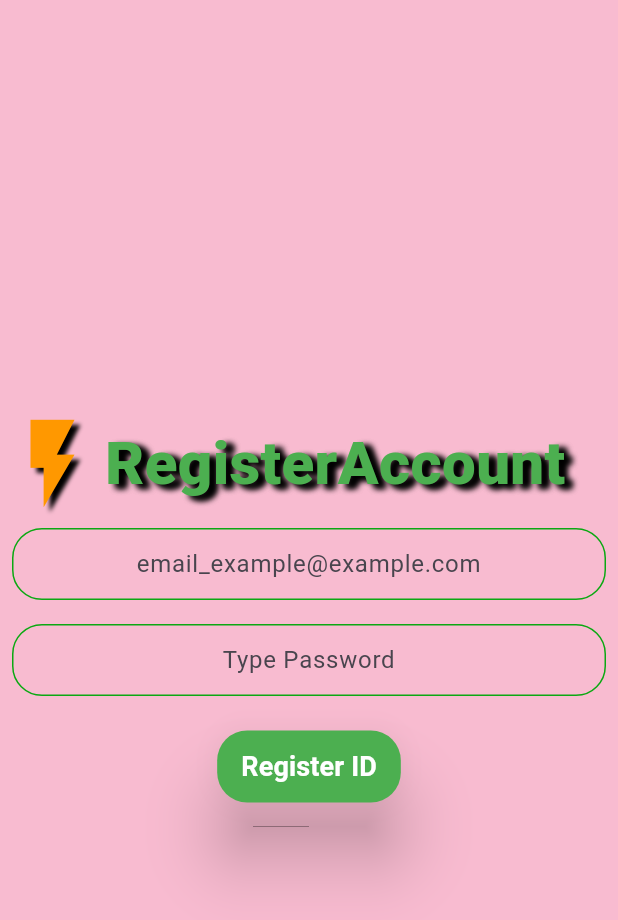
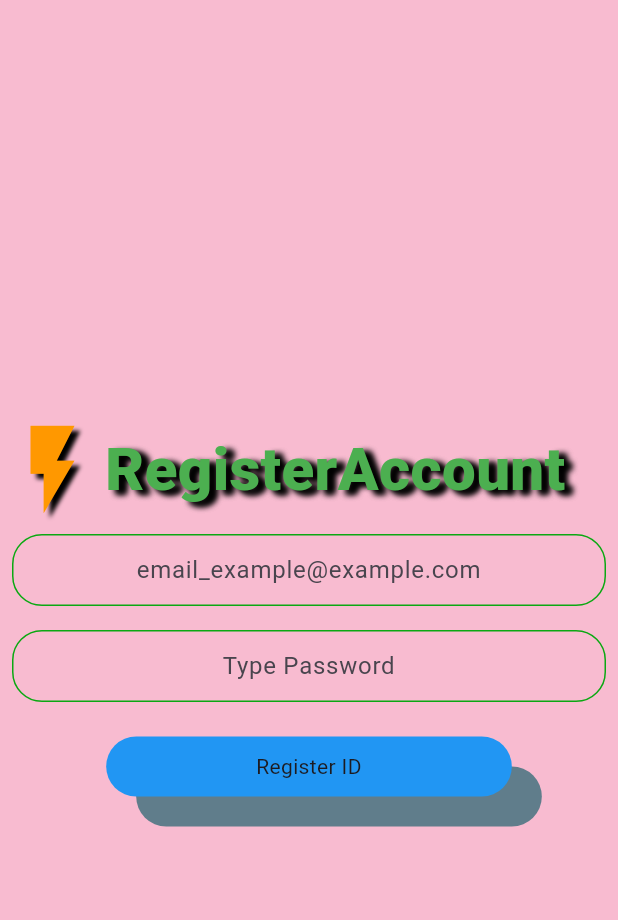
Before and after one commit to GaneshTamang/flast_chat_firebase_example, a Flutter app: the RegistrationScreen screen opened by its route, on a phone screen of 412 x 824 dp. Shown: the top 920 px of the screen. Run offline on Flutter 3.47's test engine with Material 3 defaults, Android fonts, the phone set to English and light mode, and no system bars; our stand-ins replace cloud_firestore, firebase_auth, firebase_core; accounts and stored records are empty; network calls fail.

Commit message:
changed to inkwell for multiple navigation solution

```diff
--- a/lib/custom_widgets/custom_material_button.dart
+++ b/lib/custom_widgets/custom_material_button.dart
@@ -13,24 +13,27 @@ class KCustomMaterialButton extends StatelessWidget {
   @override
   Widget build(BuildContext context) {
     return Padding(
-      padding: const EdgeInsets.all(15.0),
-      child: Material(
-        color: buttonColor,
-        elevation: 20,
-        borderRadius: BorderRadius.circular(20),
-        shadowColor: Colors.black,
-        child: MaterialButton(
-          onPressed: onTapCallBack,
-          child: Text(
-            buttonName,
-            style: const TextStyle(
-              color: Colors.white,
-              fontWeight: FontWeight.bold,
-              fontSize: 18,
+        padding: const EdgeInsets.all(15.0),
+        child: InkWell(
+          onTap: onTapCallBack,
+          onDoubleTap: () {},
+          child: Container(
+            decoration: BoxDecoration(
+              borderRadius: BorderRadius.circular(40),
+              color: Colors.blue,
+              boxShadow: const [
+                BoxShadow(
+                  color: Colors.blueGrey,
+                  offset: Offset(20, 20),
+                ),
+              ],
+            ),
+            padding: const EdgeInsets.symmetric(horizontal: 100, vertical: 10),
+            child: Text(
+              buttonName,
+              textAlign: TextAlign.center,
             ),
           ),
-        ),
-      ),
-    );
+        ));
   }
 }
```
Also changed, not shown: lib/services/firebase_auth3_service.dart (+6 -6 lines), 1 other file.
